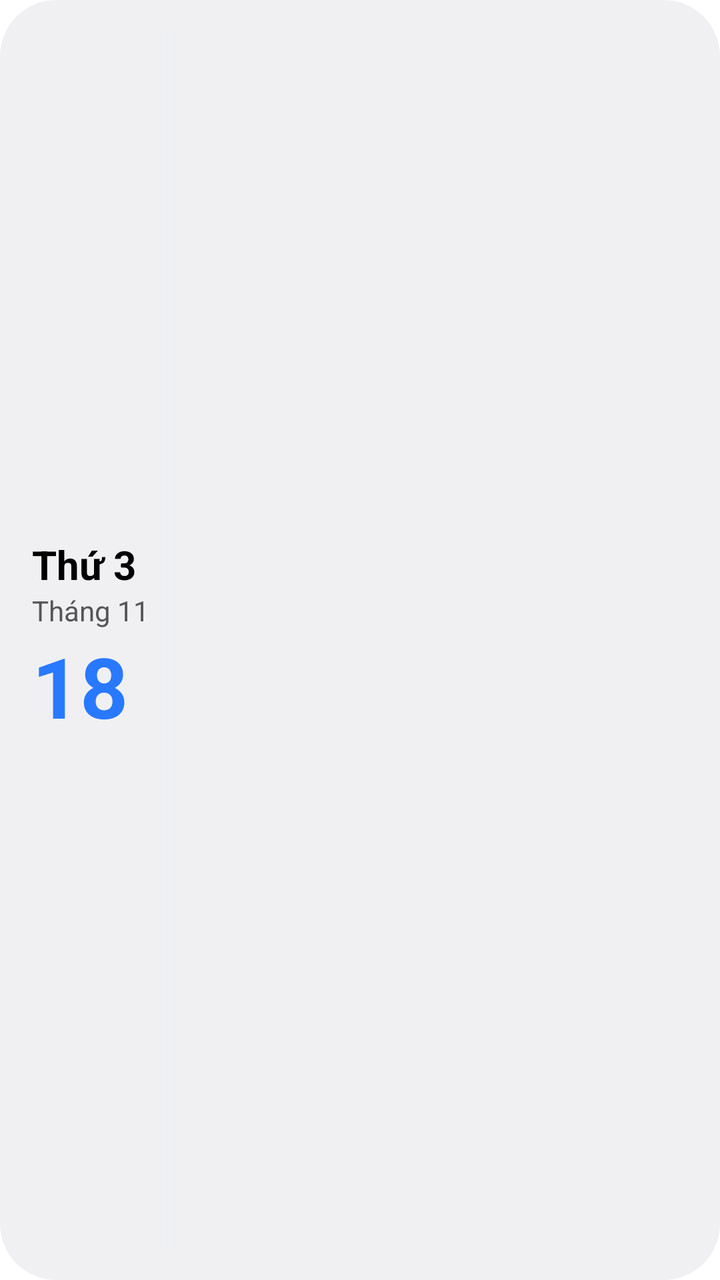
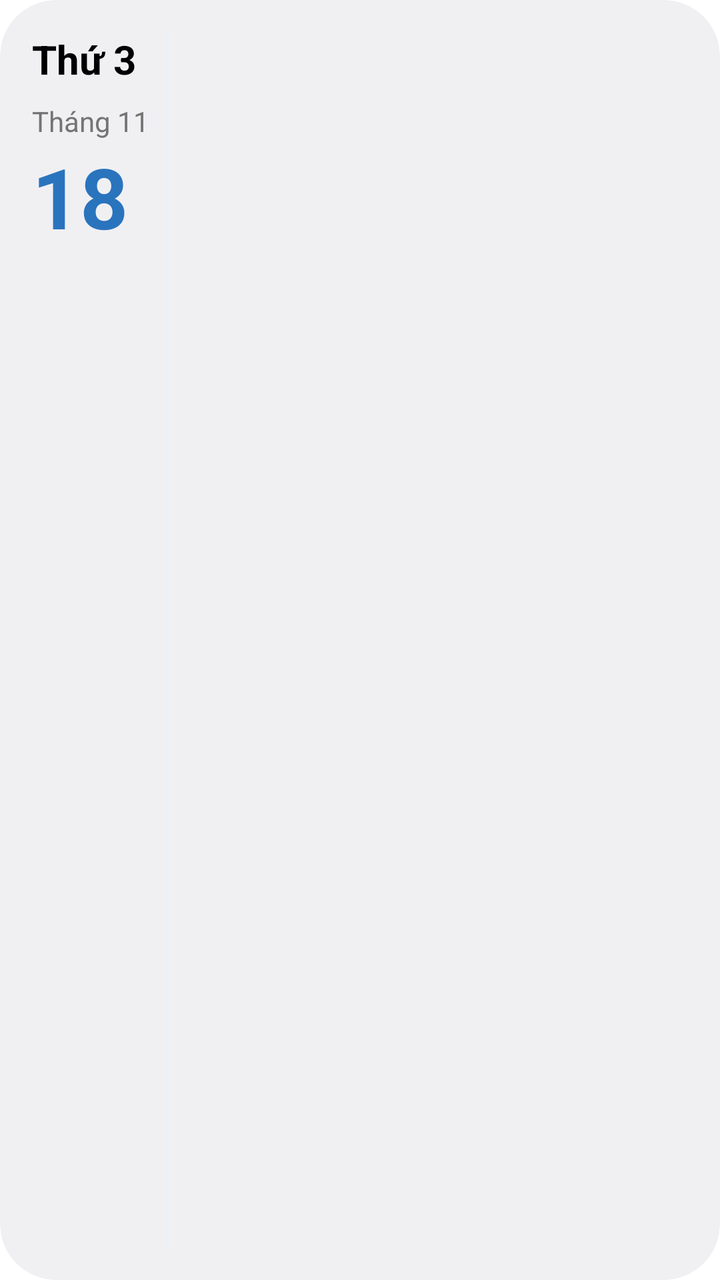

Two renders of the same Android screen: before a commit and after it. Below are the layout's source before the change and the commit's diff.
<!-- AndroidManifest.xml: fallback theme Theme.MaterialComponents.DayNight.NoActionBar -->
<!-- res/layout/schedule_widget.xml -->
<RelativeLayout xmlns:android="http://schemas.android.com/apk/res/android"
    style="@style/Widget.Android.AppWidget.Container"
    android:layout_width="match_parent"
    android:layout_height="match_parent"
    android:theme="@style/Theme.Android.AppWidgetContainer">

    <LinearLayout
        android:id="@+id/scheduleContainer"
        android:orientation="horizontal"
        android:layout_width="match_parent"
        android:layout_height="match_parent"
        android:gravity="center_vertical">
        <LinearLayout
            android:id="@+id/date_section"
            android:orientation="vertical"
            android:layout_width="wrap_content"
            android:layout_height="wrap_content">

            <TextView
                android:id="@+id/tvWeekday"
                android:layout_width="wrap_content"
                android:layout_height="wrap_content"
                android:text="@string/schedule_widget_weekday"
                android:contentDescription="@string/schedule_widget_weekday"
                android:textSize="20sp"
                android:textStyle="bold"
                android:textColor="#000000"/>

            <TextView
                android:id="@+id/tvMonth"
                android:layout_width="wrap_content"
                android:layout_height="wrap_content"
                android:text="@string/schedule_widget_month"
                android:contentDescription="@string/schedule_widget_month"
                android:textSize="14sp"
                android:textColor="#555555"/>

            <TextView
                android:id="@+id/tvDay"
                android:layout_width="wrap_content"
                android:layout_height="wrap_content"
                android:text="@string/schedule_widget_day"
                android:contentDescription="@string/schedule_widget_day"
                android:textSize="42sp"
                android:textStyle="bold"
                android:textColor="#2979FF"/>
        </LinearLayout>
        
        <LinearLayout
            android:orientation="vertical"
            android:layout_width="wrap_content"
            android:layout_height="match_parent"
            android:paddingStart="8dp"
            android:paddingEnd="8dp">
                <LinearLayout
                android:id="@+id/divider"
                android:orientation="vertical"
                android:layout_width="1dp"
                android:layout_height="match_parent"
                android:background="#E7F1F9" />
        </LinearLayout>

    <ListView
        android:id="@+id/lvSchedule"
        android:layout_width="match_parent"
        android:layout_height="match_parent"
        android:layout_toEndOf="@id/scheduleContainer"
        android:divider="@android:color/transparent"
        android:dividerHeight="8dp"/>
    </LinearLayout>

</RelativeLayout>
<!-- resources referenced by this layout -->
<resources>
  <string name="schedule_widget_day">18</string>
  <string name="schedule_widget_month">Tháng 11</string>
  <string name="schedule_widget_weekday">Thứ 3</string>
  <style name="Theme.Android.AppWidgetContainer" parent="Theme.Android.AppWidgetContainerParent">
          
          <item name="appWidgetPadding">16dp</item>
      </style>
  <style name="Widget.Android.AppWidget.Container" parent="android:Widget">
          <item name="android:id">@android:id/background</item>
          <item name="android:background">?android:attr/colorBackground</item>
      </style>
  <style name="Theme.Android.AppWidgetContainerParent" parent="@android:style/Theme.DeviceDefault">
          
          <item name="appWidgetRadius">16dp</item>
          
          <item name="appWidgetInnerRadius">8dp</item>
      </style>
</resources>

<!-- the commit's change to res/layout/schedule_widget.xml (unified diff, before → after) -->
@@ -9,7 +9,7 @@
         android:orientation="horizontal"
         android:layout_width="match_parent"
         android:layout_height="match_parent"
-        android:gravity="center_vertical">
+        android:gravity="top">
         <LinearLayout
             android:id="@+id/date_section"
             android:orientation="vertical"
@@ -30,10 +30,11 @@
                 android:id="@+id/tvMonth"
                 android:layout_width="wrap_content"
                 android:layout_height="wrap_content"
+                android:layout_marginTop="8dp"
                 android:text="@string/schedule_widget_month"
                 android:contentDescription="@string/schedule_widget_month"
                 android:textSize="14sp"
-                android:textColor="#555555"/>
+                android:textColor="#747474"/>
 
             <TextView
                 android:id="@+id/tvDay"
@@ -43,7 +44,7 @@
                 android:contentDescription="@string/schedule_widget_day"
                 android:textSize="42sp"
                 android:textStyle="bold"
-                android:textColor="#2979FF"/>
+                android:textColor="#2A74BD"/>
         </LinearLayout>
         
         <LinearLayout
@@ -60,13 +61,49 @@
                 android:background="#E7F1F9" />
         </LinearLayout>
 
-    <ListView
-        android:id="@+id/lvSchedule"
-        android:layout_width="match_parent"
-        android:layout_height="match_parent"
-        android:layout_toEndOf="@id/scheduleContainer"
-        android:divider="@android:color/transparent"
-        android:dividerHeight="8dp"/>
+        <ListView
+            android:id="@+id/lvSchedule"
+            android:layout_width="match_parent"
+            android:layout_height="match_parent"
+            android:layout_toEndOf="@id/scheduleContainer"
+            android:divider="@android:color/transparent"
+            android:dividerHeight="8dp"/>
+
+        <FrameLayout
+            android:id="@android:id/empty"
+            android:layout_width="match_parent"
+            android:layout_height="match_parent"
+            android:gravity="center"
+            android:foregroundGravity="center">
+
+            <include layout="@layout/widget_schedule_empty" />
+
+        </FrameLayout>
     </LinearLayout>
 
 </RelativeLayout>
+<!-- res/layout/widget_schedule_empty.xml (included above) -->
+<LinearLayout xmlns:android="http://schemas.android.com/apk/res/android"
+    android:layout_width="match_parent"
+    android:layout_height="match_parent"
+    android:gravity="center"
+    android:orientation="vertical">
+
+    <ImageView
+        android:id="@+id/imgEmpty"
+        android:layout_width="72dp"
+        android:layout_height="72dp"
+        android:src="@drawable/free_schedule"
+        android:contentDescription="@string/schedule_widget_empty" />
+
+    <TextView
+        android:layout_marginTop="8dp"
+        android:layout_width="wrap_content"
+        android:layout_height="wrap_content"
+        android:text="@string/schedule_widget_empty"
+        android:contentDescription="@string/schedule_widget_empty"
+        android:textColor="#747474"
+        android:textStyle="bold"
+        android:textSize="14sp" />
+
+</LinearLayout>
<!-- resource entries referenced after the edit -->
@@ -1,6 +1,8 @@
 <!-- resources referenced by this layout -->
 <resources>
+  <!-- drawable free_schedule: png bitmap (drawable, 90014 bytes) -->
   <string name="schedule_widget_day">18</string>
+  <string name="schedule_widget_empty">Hôm nay không có lịch nào!</string>
   <string name="schedule_widget_month">Tháng 11</string>
   <string name="schedule_widget_weekday">Thứ 3</string>
   <style name="Theme.Android.AppWidgetContainer" parent="Theme.Android.AppWidgetContainerParent">
